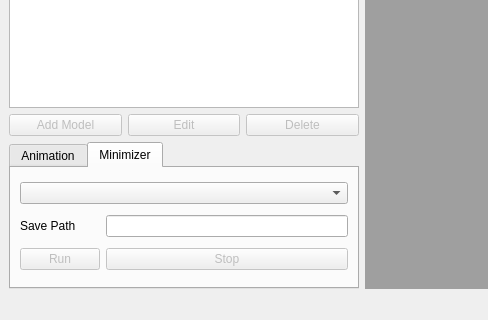
First picture: the form in src/QT/gui_main.ui, repository bkloppenborg/simtoi, before the edit; both pictures show x 0 to 488 and y 301 to 621 of the 800 by 621 pixel window.
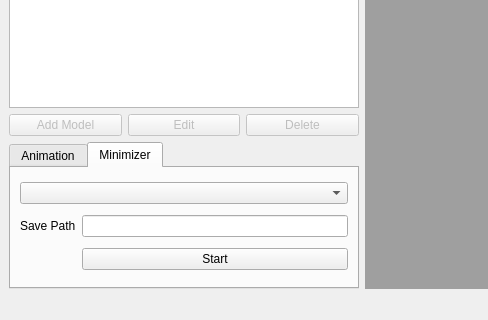
Second picture: the form after the edit.

Commit message: Updated minimizer start/stop buttons and signal/slot mechanics.

Diff of the .ui file:
```diff
--- a/src/QT/gui_main.ui
+++ b/src/QT/gui_main.ui
@@ -306,26 +306,6 @@
         <item row="0" column="0" colspan="2">
          <widget class="QComboBox" name="cboMinimizers"/>
         </item>
-        <item row="3" column="0">
-         <widget class="QPushButton" name="btnMinimizerStart">
-          <property name="enabled">
-           <bool>false</bool>
-          </property>
-          <property name="text">
-           <string>Run</string>
-          </property>
-         </widget>
-        </item>
-        <item row="3" column="1">
-         <widget class="QPushButton" name="btnMinimizerStop">
-          <property name="enabled">
-           <bool>false</bool>
-          </property>
-          <property name="text">
-           <string>Stop</string>
-          </property>
-         </widget>
-        </item>
         <item row="1" column="0">
          <widget class="QLabel" name="label_6">
           <property name="text">
@@ -336,6 +316,16 @@
         <item row="1" column="1">
          <widget class="QLineEdit" name="textSavePath"/>
         </item>
+        <item row="2" column="1">
+         <widget class="QPushButton" name="btnMinimizerStartStop">
+          <property name="enabled">
+           <bool>true</bool>
+          </property>
+          <property name="text">
+           <string>Start</string>
+          </property>
+         </widget>
+        </item>
        </layout>
       </widget>
      </widget>
```
The commit also changes 4 other files.
